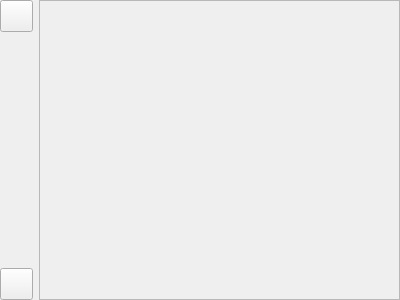
The window that controlpanel/src/pages/panels/page_interface_panels.ui (7b7b/7b7b) describes before a commit, drawn with Qt 5.
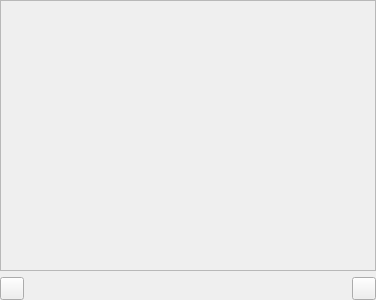
The same window after the commit. Icons and pictures are not drawn.

Commit message: panel page improvements

```diff
--- a/controlpanel/src/pages/panels/page_interface_panels.ui
+++ b/controlpanel/src/pages/panels/page_interface_panels.ui
@@ -6,14 +6,14 @@
    <rect>
     <x>0</x>
     <y>0</y>
-    <width>400</width>
+    <width>376</width>
     <height>300</height>
    </rect>
   </property>
   <property name="windowTitle">
    <string>Form</string>
   </property>
-  <layout class="QHBoxLayout" name="horizontalLayout" stretch="0,0">
+  <layout class="QVBoxLayout" name="verticalLayout" stretch="0,0">
    <property name="leftMargin">
     <number>0</number>
    </property>
@@ -27,11 +27,34 @@
     <number>0</number>
    </property>
    <item>
-    <layout class="QVBoxLayout" name="verticalLayout_5">
+    <widget class="QScrollArea" name="scroll_panels">
+     <property name="sizeAdjustPolicy">
+      <enum>QAbstractScrollArea::AdjustToContents</enum>
+     </property>
+     <property name="widgetResizable">
+      <bool>true</bool>
+     </property>
+     <property name="alignment">
+      <set>Qt::AlignLeading|Qt::AlignLeft|Qt::AlignTop</set>
+     </property>
+     <widget class="QWidget" name="scrollAreaWidgetContents_2">
+      <property name="geometry">
+       <rect>
+        <x>0</x>
+        <y>0</y>
+        <width>374</width>
+        <height>266</height>
+       </rect>
+      </property>
+     </widget>
+    </widget>
+   </item>
+   <item>
+    <layout class="QHBoxLayout" name="horizontalLayout_3">
      <item>
       <widget class="QToolButton" name="tool_panels_add">
        <property name="sizePolicy">
-        <sizepolicy hsizetype="Preferred" vsizetype="Fixed">
+        <sizepolicy hsizetype="Fixed" vsizetype="Fixed">
          <horstretch>0</horstretch>
          <verstretch>0</verstretch>
         </sizepolicy>
@@ -50,8 +73,8 @@
        </property>
        <property name="iconSize">
         <size>
-         <width>25</width>
-         <height>25</height>
+         <width>16</width>
+         <height>16</height>
         </size>
        </property>
        <property name="toolButtonStyle">
@@ -60,14 +83,14 @@
       </widget>
      </item>
      <item>
-      <spacer name="verticalSpacer_3">
+      <spacer name="horizontalSpacer">
        <property name="orientation">
-        <enum>Qt::Vertical</enum>
+        <enum>Qt::Horizontal</enum>
        </property>
        <property name="sizeHint" stdset="0">
         <size>
-         <width>20</width>
-         <height>40</height>
+         <width>40</width>
+         <height>20</height>
         </size>
        </property>
       </spacer>
@@ -75,7 +98,7 @@
      <item>
       <widget class="QToolButton" name="tool_profile">
        <property name="sizePolicy">
-        <sizepolicy hsizetype="Preferred" vsizetype="Fixed">
+        <sizepolicy hsizetype="Fixed" vsizetype="Fixed">
          <horstretch>0</horstretch>
          <verstretch>0</verstretch>
         </sizepolicy>
@@ -95,13 +118,16 @@
        <property name="toolTip">
         <string>Profile</string>
        </property>
+       <property name="styleSheet">
+        <string notr="true">QToolButton::menu-indicator{width:0px;}</string>
+       </property>
        <property name="text">
         <string/>
        </property>
        <property name="iconSize">
         <size>
-         <width>25</width>
-         <height>25</height>
+         <width>16</width>
+         <height>16</height>
         </size>
        </property>
        <property name="popupMode">
@@ -114,29 +140,6 @@
      </item>
     </layout>
    </item>
-   <item>
-    <widget class="QScrollArea" name="scroll_panels">
-     <property name="sizeAdjustPolicy">
-      <enum>QAbstractScrollArea::AdjustToContents</enum>
-     </property>
-     <property name="widgetResizable">
-      <bool>true</bool>
-     </property>
-     <property name="alignment">
-      <set>Qt::AlignLeading|Qt::AlignLeft|Qt::AlignTop</set>
-     </property>
-     <widget class="QWidget" name="scrollAreaWidgetContents_2">
-      <property name="geometry">
-       <rect>
-        <x>0</x>
-        <y>0</y>
-        <width>357</width>
-        <height>298</height>
-       </rect>
-      </property>
-     </widget>
-    </widget>
-   </item>
   </layout>
  </widget>
  <resources/>
```
Left out of the diff: 6 changed lines with no effect on the pictures. The commit also changes 2 other files.
